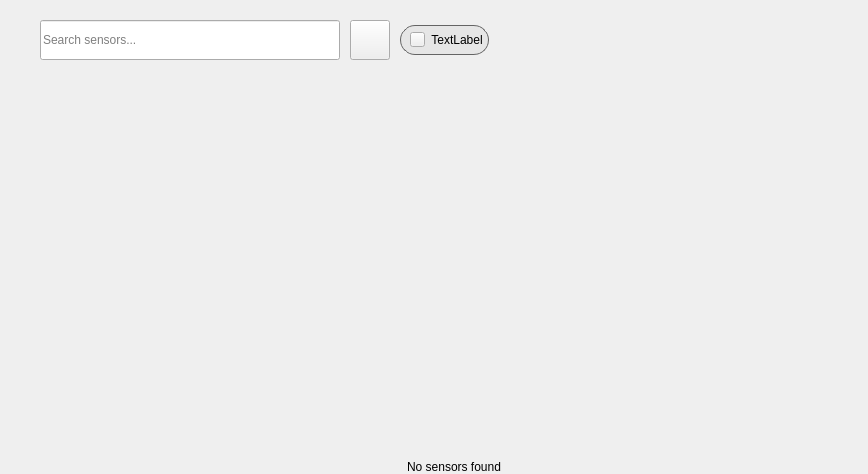
The window that qt/sensor_page.ui (Alexey-Nikolaevic-B/2042_sensor_testing) describes before a commit, drawn with Qt 5.
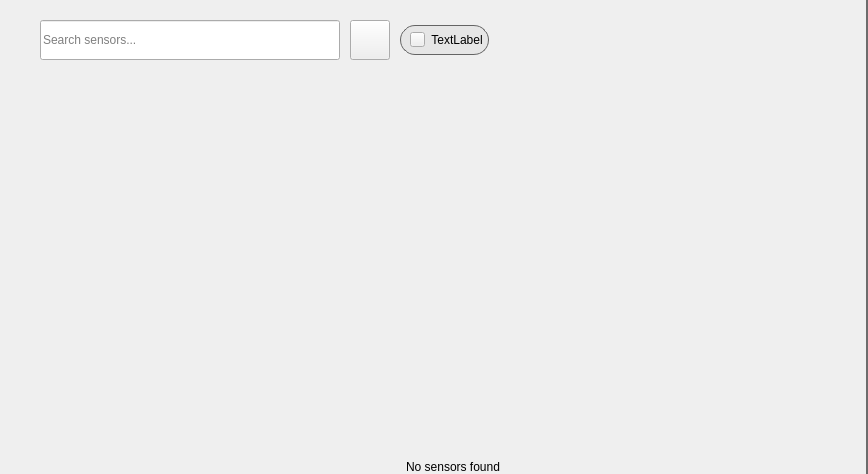
The same window after the commit.

Commit message: # beta test  page

What changed in the file:
```diff
--- a/qt/sensor_page.ui
+++ b/qt/sensor_page.ui
@@ -10,6 +10,12 @@
     <height>474</height>
    </rect>
   </property>
+  <property name="sizePolicy">
+   <sizepolicy hsizetype="Expanding" vsizetype="Preferred">
+    <horstretch>0</horstretch>
+    <verstretch>0</verstretch>
+   </sizepolicy>
+  </property>
   <layout class="QHBoxLayout" name="horizontalLayout">
    <property name="spacing">
     <number>0</number>
@@ -202,7 +208,7 @@
           <rect>
            <x>0</x>
            <y>0</y>
-           <width>826</width>
+           <width>824</width>
            <height>349</height>
           </rect>
          </property>
@@ -244,10 +250,28 @@
    </item>
    <item>
     <widget class="QWidget" name="widget" native="true">
+     <property name="sizePolicy">
+      <sizepolicy hsizetype="Minimum" vsizetype="Minimum">
+       <horstretch>0</horstretch>
+       <verstretch>0</verstretch>
+      </sizepolicy>
+     </property>
+     <property name="maximumSize">
+      <size>
+       <width>500</width>
+       <height>16777215</height>
+      </size>
+     </property>
+     <property name="autoFillBackground">
+      <bool>false</bool>
+     </property>
      <property name="styleSheet">
       <string notr="true">background-color: rgb(140, 140, 140);</string>
      </property>
-     <layout class="QVBoxLayout" name="right_layout">
+     <layout class="QHBoxLayout" name="horizontalLayout_3">
+      <property name="spacing">
+       <number>0</number>
+      </property>
       <property name="leftMargin">
        <number>0</number>
       </property>
@@ -261,11 +285,56 @@
        <number>0</number>
       </property>
       <item>
-       <layout class="QVBoxLayout" name="verticalLayout_2">
-        <property name="spacing">
-         <number>0</number>
+       <widget class="QFrame" name="frame_2">
+        <property name="sizePolicy">
+         <sizepolicy hsizetype="Minimum" vsizetype="Minimum">
+          <horstretch>0</horstretch>
+          <verstretch>0</verstretch>
+         </sizepolicy>
         </property>
-       </layout>
+        <property name="minimumSize">
+         <size>
+          <width>0</width>
+          <height>0</height>
+         </size>
+        </property>
+        <property name="maximumSize">
+         <size>
+          <width>500</width>
+          <height>16777215</height>
+         </size>
+        </property>
+        <property name="frameShape">
+         <enum>QFrame::StyledPanel</enum>
+        </property>
+        <property name="frameShadow">
+         <enum>QFrame::Raised</enum>
+        </property>
+        <layout class="QHBoxLayout" name="horizontalLayout_4">
+         <property name="spacing">
+          <number>0</number>
+         </property>
+         <property name="leftMargin">
+          <number>0</number>
+         </property>
+         <property name="topMargin">
+          <number>0</number>
+         </property>
+         <property name="rightMargin">
+          <number>0</number>
+         </property>
+         <property name="bottomMargin">
+          <number>0</number>
+         </property>
+         <item>
+          <layout class="QVBoxLayout" name="verticalLayout_2">
+           <property name="spacing">
+            <number>0</number>
+           </property>
+          </layout>
+         </item>
+        </layout>
+       </widget>
       </item>
      </layout>
     </widget>
```
The commit also changes 33 other files.
